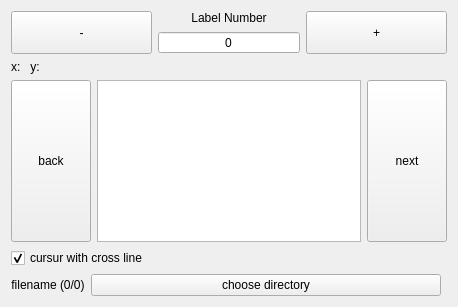
Old version of the form src/labelmaker.ui in the repository yotaseki/YLLabelMaker.
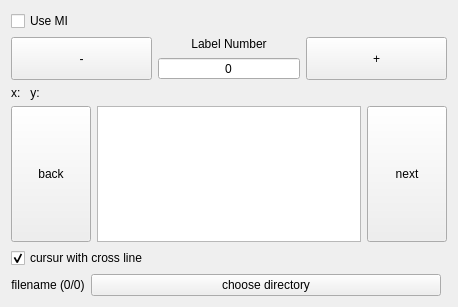
New version of the form. Custom widgets are drawn as their Qt base class.

Commit message: MIの実装

Patch:
```diff
--- a/src/labelmaker.ui
+++ b/src/labelmaker.ui
@@ -14,7 +14,7 @@
    <string>LabelMaker</string>
   </property>
   <layout class="QGridLayout" name="gridLayout">
-   <item row="2" column="0" colspan="2">
+   <item row="3" column="0" colspan="2">
     <layout class="QHBoxLayout" name="horizontalLayout">
      <item>
       <widget class="QPushButton" name="pushBack">
@@ -63,7 +63,7 @@
      </item>
     </layout>
    </item>
-   <item row="0" column="0" colspan="2">
+   <item row="1" column="0" colspan="2">
     <layout class="QHBoxLayout" name="horizontalLayout_3">
      <item>
       <widget class="QPushButton" name="pushMinus">
@@ -123,7 +123,7 @@
      </item>
     </layout>
    </item>
-   <item row="5" column="0">
+   <item row="6" column="0">
     <layout class="QHBoxLayout" name="horizontalLayout_4">
      <item>
       <widget class="QLabel" name="labelFilename">
@@ -150,7 +150,7 @@
      </item>
     </layout>
    </item>
-   <item row="3" column="0">
+   <item row="4" column="0">
     <widget class="QCheckBox" name="checkCrossLine">
      <property name="text">
       <string>cursur with cross line</string>
@@ -163,13 +163,20 @@
      </property>
     </widget>
    </item>
-   <item row="1" column="0">
+   <item row="2" column="0">
     <widget class="QLabel" name="labelDebug">
      <property name="text">
       <string>x:   y:   </string>
      </property>
     </widget>
    </item>
+   <item row="0" column="0">
+    <widget class="QCheckBox" name="checkUseMI">
+     <property name="text">
+      <string>Use MI</string>
+     </property>
+    </widget>
+   </item>
   </layout>
  </widget>
  <layoutdefault spacing="6" margin="11"/>
```
The commit also changes 2 other files.
